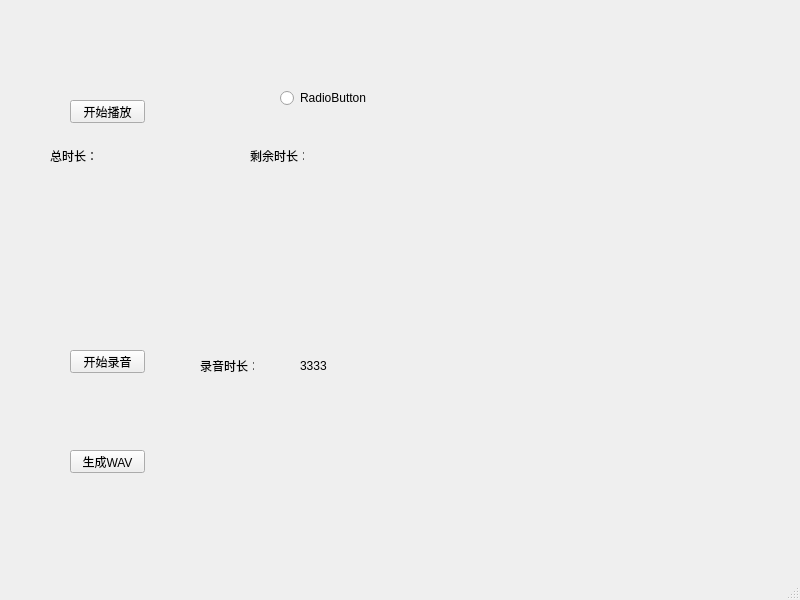
Qt form src/luyin/mainwindow.ui (xhf613861/yinshipin) before a commit.
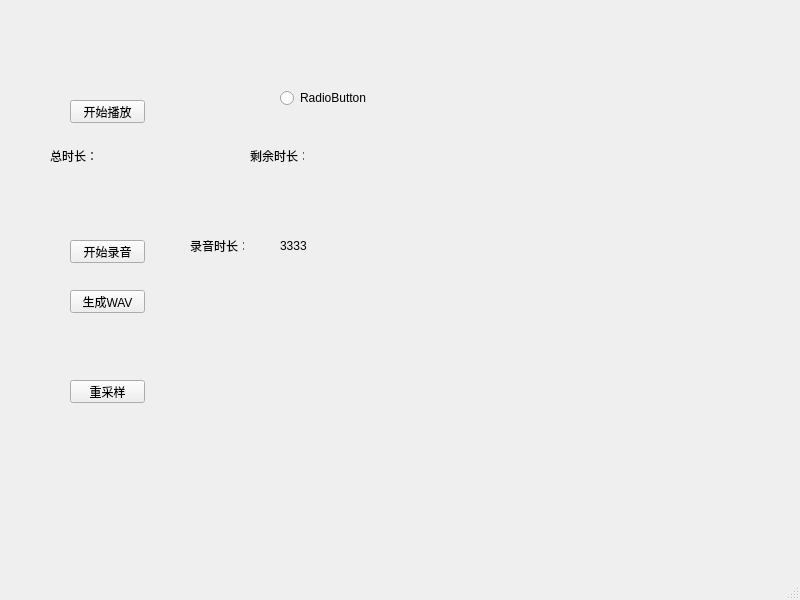
The same form after that commit.

```diff
--- a/src/luyin/mainwindow.ui
+++ b/src/luyin/mainwindow.ui
@@ -44,7 +44,7 @@
     <property name="geometry">
      <rect>
       <x>70</x>
-      <y>350</y>
+      <y>240</y>
       <width>75</width>
       <height>23</height>
      </rect>
@@ -108,8 +108,8 @@
    <widget class="QLabel" name="label_3">
     <property name="geometry">
      <rect>
-      <x>200</x>
-      <y>360</y>
+      <x>190</x>
+      <y>240</y>
       <width>54</width>
       <height>12</height>
      </rect>
@@ -121,8 +121,8 @@
    <widget class="QLabel" name="label_AudioTime">
     <property name="geometry">
      <rect>
-      <x>300</x>
-      <y>360</y>
+      <x>280</x>
+      <y>240</y>
       <width>54</width>
       <height>12</height>
      </rect>
@@ -135,7 +135,7 @@
     <property name="geometry">
      <rect>
       <x>70</x>
-      <y>450</y>
+      <y>290</y>
       <width>75</width>
       <height>23</height>
      </rect>
@@ -144,6 +144,19 @@
      <string>生成WAV</string>
     </property>
    </widget>
+   <widget class="QPushButton" name="pushButton_Resample">
+    <property name="geometry">
+     <rect>
+      <x>70</x>
+      <y>380</y>
+      <width>75</width>
+      <height>23</height>
+     </rect>
+    </property>
+    <property name="text">
+     <string>重采样</string>
+    </property>
+   </widget>
   </widget>
   <widget class="QMenuBar" name="menubar">
    <property name="geometry">
```
